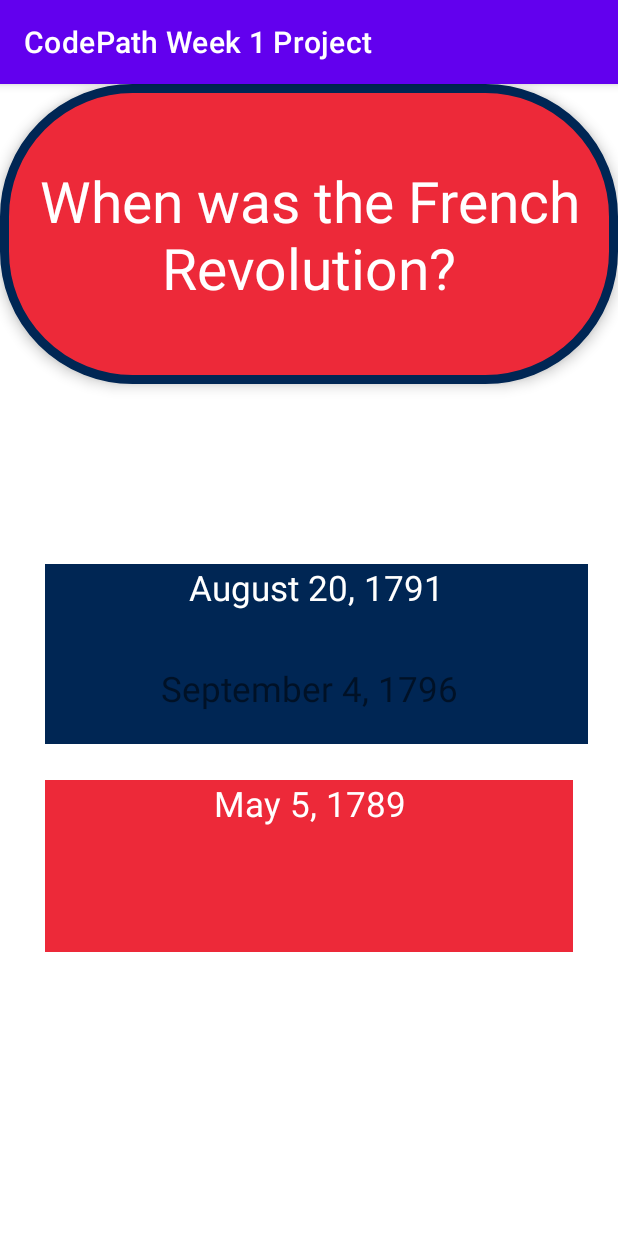
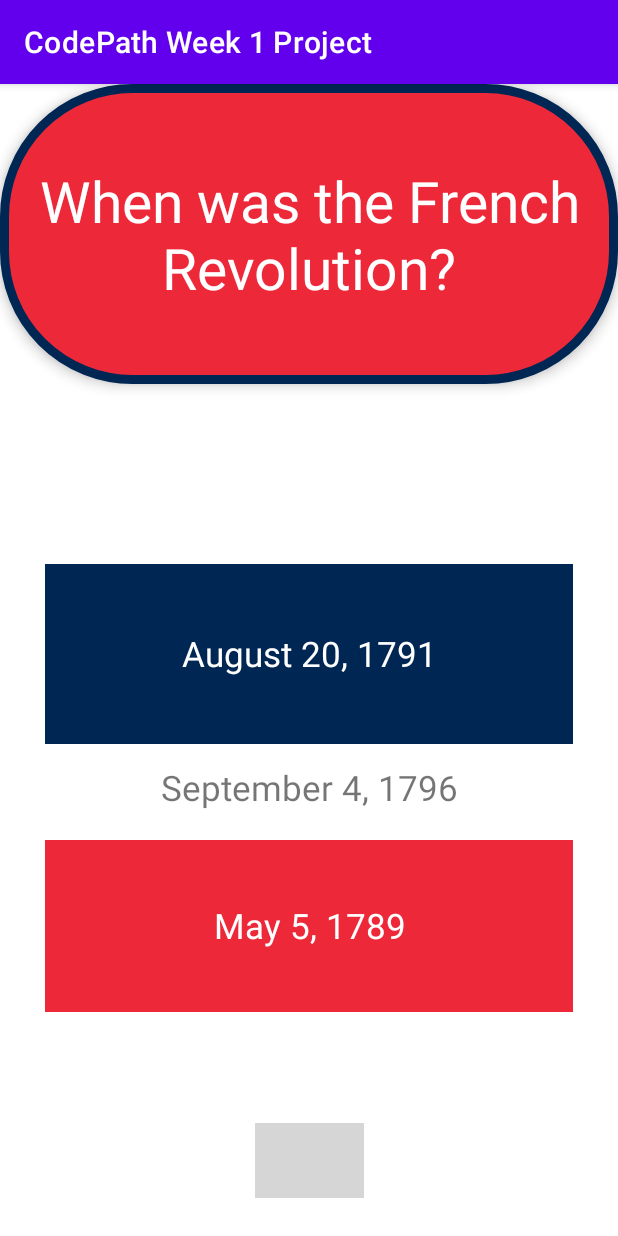
Before and after one commit to FedericoM120/CodePathWeek1, an Android app: the screen it shows after launch (MainActivity), on a phone screen of 412 x 824 dp. Run offline under Robolectric (Android 15) with nearby library versions, the phone set to English and light mode, and no system bars; grey boxes are pictures that could not be loaded.

Commit message:
added imageview that makes answer choices disappear and added texture and aligned text to gravity center

```diff
--- a/app/src/main/res/layout/activity_main.xml
+++ b/app/src/main/res/layout/activity_main.xml
@@ -24,6 +24,7 @@
         android:layout_width="match_parent"
         android:layout_height="200dp"
         android:background="@drawable/answer_card_background"
+        android:gravity="center"
         android:text="May 5, 1789"
         android:textAlignment="center"
         android:textColor="@color/white"
@@ -32,7 +33,8 @@
 
     <TextView
         android:id="@+id/choiceOne"
-        android:layout_width="361dp"
+        android:gravity="center"
+        android:layout_width="390dp"
         android:layout_height="83dp"
         android:layout_below="@+id/flashcard_question"
         android:layout_alignParentStart="true"
@@ -40,7 +42,7 @@
         android:layout_alignParentBottom="true"
         android:layout_marginStart="30dp"
         android:layout_marginTop="120dp"
-        android:layout_marginEnd="20dp"
+        android:layout_marginEnd="30dp"
         android:layout_marginBottom="328dp"
         android:background="#002654"
         android:text="August 20, 1791"
@@ -50,36 +52,51 @@
 
     <TextView
         android:id="@+id/choiceTwo"
-        android:layout_width="wrap_content"
+        android:gravity="center"
+        android:layout_width="390dp"
         android:layout_height="63dp"
         android:layout_below="@+id/flashcard_question"
         android:layout_alignParentStart="true"
         android:layout_alignParentEnd="true"
         android:layout_alignParentBottom="true"
         android:layout_marginStart="30dp"
-        android:layout_marginTop="187dp"
+        android:layout_marginTop="219dp"
         android:layout_marginEnd="30dp"
-        android:layout_marginBottom="281dp"
+        android:layout_marginBottom="249dp"
         android:text="September 4, 1796"
         android:textAlignment="center"
         android:textSize="23sp" />
 
     <TextView
         android:id="@+id/choiceThree"
-        android:layout_width="wrap_content"
-        android:layout_height="78dp"
+        android:gravity="center"
+        android:layout_width="390dp"
+        android:layout_height="390dp"
         android:layout_below="@+id/flashcard_question"
         android:layout_alignParentStart="true"
         android:layout_alignParentTop="true"
         android:layout_alignParentEnd="true"
         android:layout_alignParentBottom="true"
         android:layout_marginStart="30dp"
-        android:layout_marginTop="464dp"
+        android:layout_marginTop="504dp"
         android:layout_marginEnd="30dp"
-        android:layout_marginBottom="189dp"
+        android:layout_marginBottom="149dp"
         android:background="#ED2939"
         android:text="May 5, 1789"
         android:textAlignment="center"
         android:textColor="@color/white"
         android:textSize="23sp" />
+
+    <ImageView
+        android:id="@+id/toggle_choices_visibility"
+        android:layout_width="71dp"
+        android:layout_height="50dp"
+        android:layout_alignParentStart="true"
+        android:layout_alignParentEnd="true"
+        android:layout_alignParentBottom="true"
+        android:layout_marginStart="170dp"
+        android:layout_marginEnd="169dp"
+        android:layout_marginBottom="25dp"
+        android:src="@drawable/eye_open" />
+
 </RelativeLayout>
```
Also changed, not shown: app/src/main/java/com/example/codepathweek1project/MainActivity.kt (+37 -0 lines).
